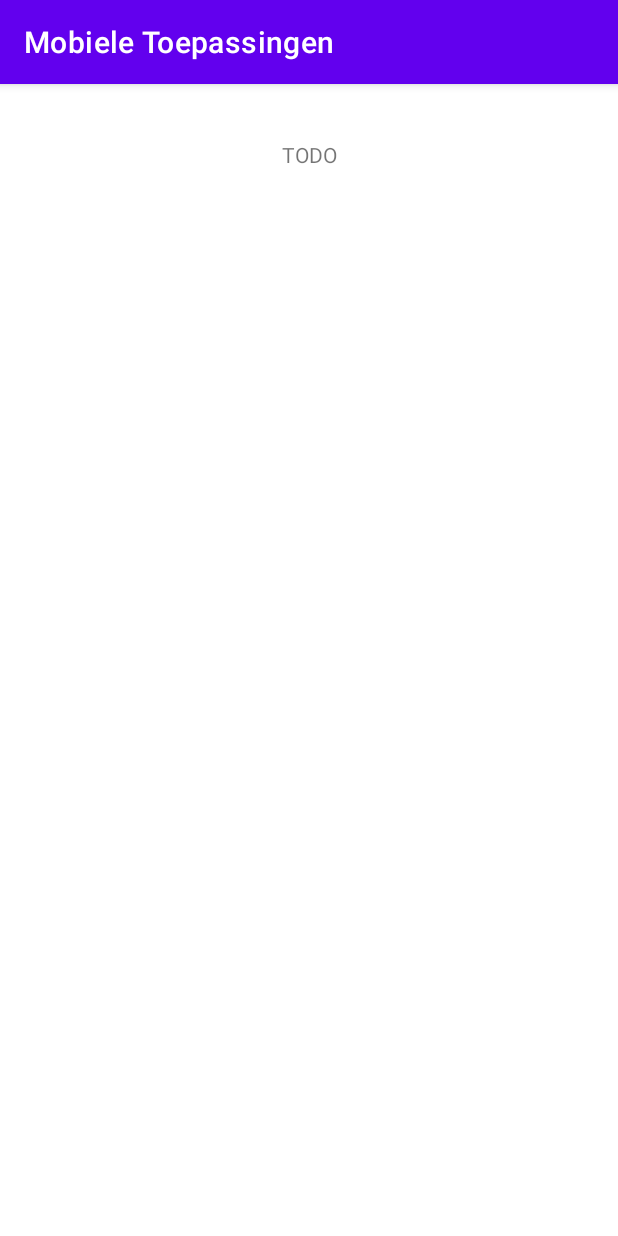
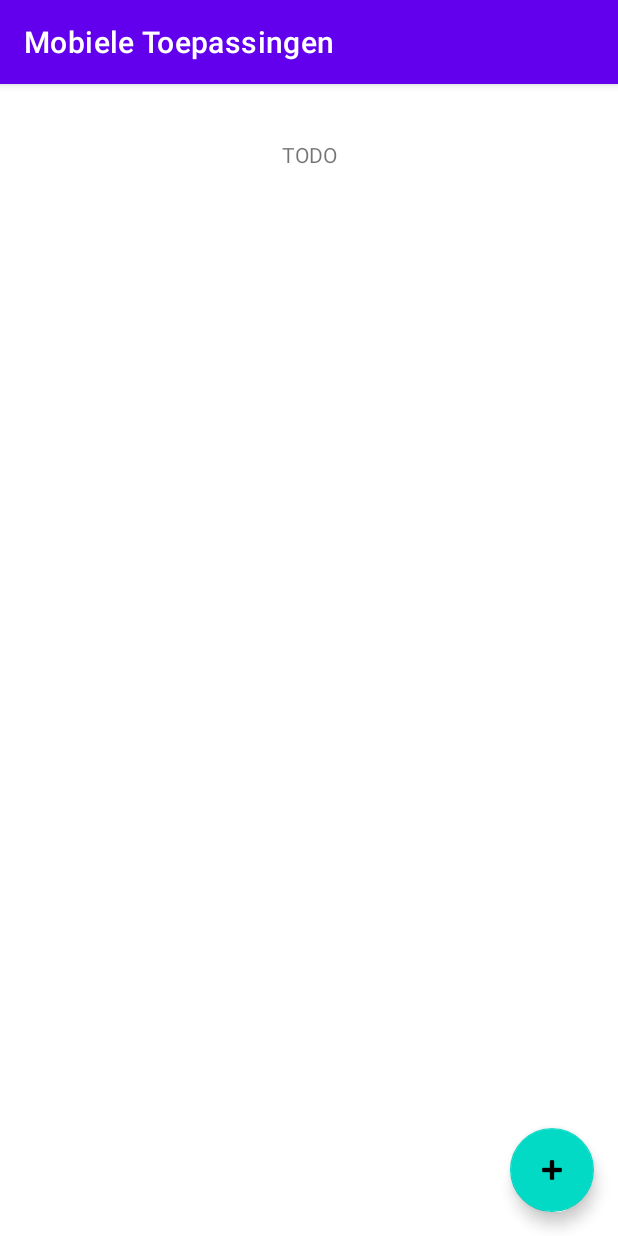
Before and after one commit to ucll-mobile-2021/project-harige-aap, an Android app: the screen it shows after launch (MainActivity), on a phone screen of 412 x 824 dp. Run offline under Robolectric (Android 15) with nearby library versions, the phone set to English and light mode, and no system bars; libraries missing offline, so code that uses them is left out: org.litote.kmongo; 2 statements that could not run were skipped.

Commit message:
Add navigation.

```diff
--- a/app/build.gradle
+++ b/app/build.gradle
@@ -42,6 +42,8 @@ dependencies {
     implementation 'org.litote.kmongo:kmongo:4.2.8'
     implementation 'androidx.lifecycle:lifecycle-viewmodel-ktx:2.4.0-alpha02'
     implementation 'androidx.activity:activity-ktx:1.3.0-rc02'
+    implementation 'androidx.coordinatorlayout:coordinatorlayout:1.1.0'
+    implementation "androidx.navigation:navigation-fragment-ktx:2.3.5"
     testImplementation 'junit:junit:4.+'
     androidTestImplementation 'androidx.test.ext:junit:1.1.3'
     androidTestImplementation 'androidx.test.espresso:espresso-core:3.4.0'
--- a/app/src/main/java/be/ucll/student/rafcloesen/mobieletoepassingen/MainActivity.kt
+++ b/app/src/main/java/be/ucll/student/rafcloesen/mobieletoepassingen/MainActivity.kt
@@ -1,27 +1,11 @@
 package be.ucll.student.rafcloesen.mobieletoepassingen
 
 import android.os.Bundle
-import android.widget.LinearLayout
-import android.widget.TextView
 import androidx.appcompat.app.AppCompatActivity
 
 class MainActivity : AppCompatActivity() {
     override fun onCreate(savedInstanceState: Bundle?) {
         super.onCreate(savedInstanceState)
         setContentView(R.layout.activity_main)
-
-        val model = MainViewModel(TodoRepository())
-        val todoList = findViewById<LinearLayout>(R.id.todoList)
-
-        model.todos.observe(
-            this,
-            { todos ->
-                todos.forEach { todo ->
-                    val item = TextView(this)
-                    item.text = todo.item
-                    todoList.addView(item)
-                }
-            }
-        )
     }
 }
--- /dev/null
+++ b/app/src/main/java/be/ucll/student/rafcloesen/mobieletoepassingen/MainFragment.kt
@@ -0,0 +1,34 @@
+package be.ucll.student.rafcloesen.mobieletoepassingen
+
+import android.os.Bundle
+import android.view.View
+import android.widget.LinearLayout
+import android.widget.TextView
+import androidx.fragment.app.Fragment
+import androidx.navigation.findNavController
+
+class MainFragment : Fragment(R.layout.main_fragment) {
+
+    override fun onViewCreated(view: View, savedInstanceState: Bundle?) {
+        super.onViewCreated(view, savedInstanceState)
+
+        val model = MainViewModel(TodoRepository())
+        val todoList : LinearLayout = view.findViewById(R.id.todoList)
+
+        model.todos.observe(
+            viewLifecycleOwner,
+            { todos ->
+                todos.forEach { todo ->
+                    val item = TextView(view.context)
+                    item.text = todo.item
+                    todoList.addView(item)
+                }
+            }
+        )
+
+        val fab : View = view.findViewById(R.id.fab)
+        fab.setOnClickListener {
+            view.findNavController().navigate(R.id.action_mainFragment_to_newTodoFragment)
+        }
+    }
+}
--- a/app/src/main/res/layout/activity_main.xml
+++ b/app/src/main/res/layout/activity_main.xml
@@ -1,41 +1,17 @@
 <?xml version="1.0" encoding="utf-8"?>
-<androidx.constraintlayout.widget.ConstraintLayout xmlns:android="http://schemas.android.com/apk/res/android"
+<androidx.coordinatorlayout.widget.CoordinatorLayout xmlns:android="http://schemas.android.com/apk/res/android"
     xmlns:app="http://schemas.android.com/apk/res-auto"
     xmlns:tools="http://schemas.android.com/tools"
     android:layout_width="match_parent"
     android:layout_height="match_parent"
     tools:context=".MainActivity">
 
-    <TextView
-        android:id="@+id/textView"
-        android:layout_width="wrap_content"
-        android:layout_height="wrap_content"
-        android:text="TODO"
-        app:layout_constraintBottom_toBottomOf="parent"
-        app:layout_constraintLeft_toLeftOf="parent"
-        app:layout_constraintRight_toRightOf="parent"
-        app:layout_constraintTop_toTopOf="parent"
-        app:layout_constraintVertical_bias="0.05" />
+    <androidx.fragment.app.FragmentContainerView
+        android:id="@+id/nav_host_fragment"
+        android:name="androidx.navigation.fragment.NavHostFragment"
+        android:layout_width="match_parent"
+        android:layout_height="match_parent"
+        app:defaultNavHost="true"
+        app:navGraph="@navigation/nav_graph" />
 
-    <ScrollView
-        android:layout_width="0dp"
-        android:layout_height="0dp"
-        android:layout_marginStart="32dp"
-        android:layout_marginLeft="32dp"
-        android:layout_marginTop="32dp"
-        android:layout_marginEnd="32dp"
-        android:layout_marginRight="32dp"
-        android:layout_marginBottom="32dp"
-        app:layout_constraintBottom_toBottomOf="parent"
-        app:layout_constraintEnd_toEndOf="parent"
-        app:layout_constraintStart_toStartOf="parent"
-        app:layout_constraintTop_toBottomOf="@+id/textView">
-
-        <LinearLayout
-            android:id="@+id/todoList"
-            android:layout_width="match_parent"
-            android:layout_height="wrap_content"
-            android:orientation="vertical" />
-    </ScrollView>
-
-</androidx.constraintlayout.widget.ConstraintLayout>
+</androidx.coordinatorlayout.widget.CoordinatorLayout>
--- /dev/null
+++ b/app/src/main/res/layout/main_fragment.xml
@@ -0,0 +1,58 @@
+<?xml version="1.0" encoding="utf-8"?>
+<FrameLayout xmlns:android="http://schemas.android.com/apk/res/android"
+    xmlns:app="http://schemas.android.com/apk/res-auto"
+    xmlns:tools="http://schemas.android.com/tools"
+    android:layout_width="match_parent"
+    android:layout_height="match_parent"
+    tools:context=".MainFragment">
+
+    <androidx.constraintlayout.widget.ConstraintLayout
+        android:layout_width="match_parent"
+        android:layout_height="match_parent">
+
+        <TextView
+            android:id="@+id/textView"
+            android:layout_width="wrap_content"
+            android:layout_height="wrap_content"
+            android:text="TODO"
+            app:layout_constraintBottom_toBottomOf="parent"
+            app:layout_constraintLeft_toLeftOf="parent"
+            app:layout_constraintRight_toRightOf="parent"
+            app:layout_constraintTop_toTopOf="parent"
+            app:layout_constraintVertical_bias="0.05" />
+
+        <ScrollView
+            android:id="@+id/scrollView"
+            android:layout_width="0dp"
+            android:layout_height="0dp"
+            android:layout_marginStart="32dp"
+            android:layout_marginTop="32dp"
+            android:layout_marginEnd="32dp"
+            android:layout_marginBottom="32dp"
+            app:layout_constraintBottom_toBottomOf="parent"
+            app:layout_constraintEnd_toEndOf="parent"
+            app:layout_constraintStart_toStartOf="parent"
+            app:layout_constraintTop_toBottomOf="@+id/textView">
+
+            <LinearLayout
+                android:id="@+id/todoList"
+                android:layout_width="match_parent"
+                android:layout_height="wrap_content"
+                android:orientation="vertical" >
+
+            </LinearLayout>
+        </ScrollView>
+    </androidx.constraintlayout.widget.ConstraintLayout>
+
+    <com.google.android.material.floatingactionbutton.FloatingActionButton
+        android:id="@+id/fab"
+        android:layout_width="wrap_content"
+        android:layout_height="wrap_content"
+        android:layout_gravity="bottom|end"
+        android:layout_margin="16dp"
+        android:clickable="true"
+        android:contentDescription="Add TODO item"
+        android:focusable="true"
+        app:srcCompat="@android:drawable/ic_input_add" />
+
+</FrameLayout>
--- /dev/null
+++ b/app/src/main/res/navigation/nav_graph.xml
@@ -0,0 +1,22 @@
+<?xml version="1.0" encoding="utf-8"?>
+<navigation xmlns:android="http://schemas.android.com/apk/res/android"
+    xmlns:app="http://schemas.android.com/apk/res-auto"
+    xmlns:tools="http://schemas.android.com/tools"
+    android:id="@+id/nav_graph"
+    app:startDestination="@id/mainFragment">
+    <fragment
+        android:id="@+id/mainFragment"
+        android:name="be.ucll.student.rafcloesen.mobieletoepassingen.MainFragment"
+        android:label="main_fragment"
+        tools:layout="@layout/main_fragment" >
+        <action
+            android:id="@+id/action_mainFragment_to_newTodoFragment"
+            app:destination="@id/newTodoFragment"
+            app:launchSingleTop="false" />
+    </fragment>
+    <fragment
+        android:id="@+id/newTodoFragment"
+        android:name="be.ucll.student.rafcloesen.mobieletoepassingen.NewTodoFragment"
+        android:label="new_todo_fragment"
+        tools:layout="@layout/new_todo_fragment" />
+</navigation>
```
Also changed, not shown: app/src/main/java/be/ucll/student/rafcloesen/mobieletoepassingen/NewTodoFragment.kt (added, +31 -0 lines), app/src/main/java/be/ucll/student/rafcloesen/mobieletoepassingen/NewTodoViewModel.kt (added, +7 -0 lines), app/src/main/res/layout/new_todo_fragment.xml (added, +27 -0 lines).
